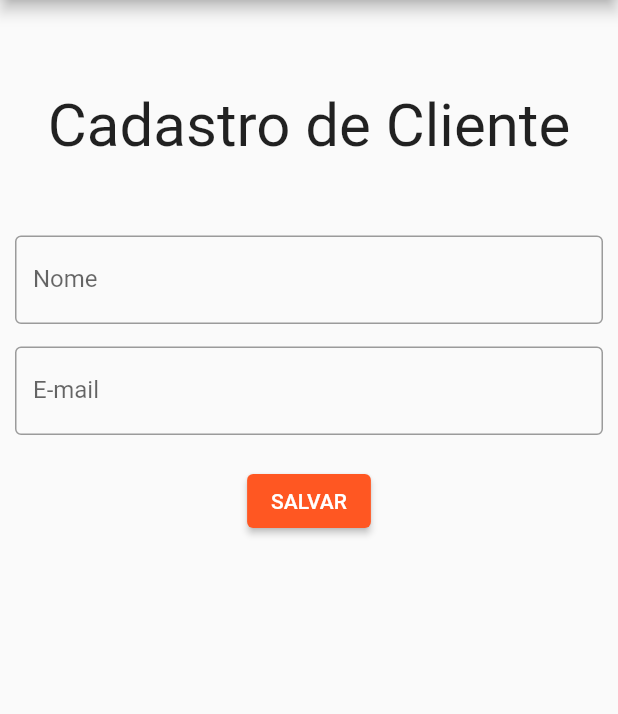
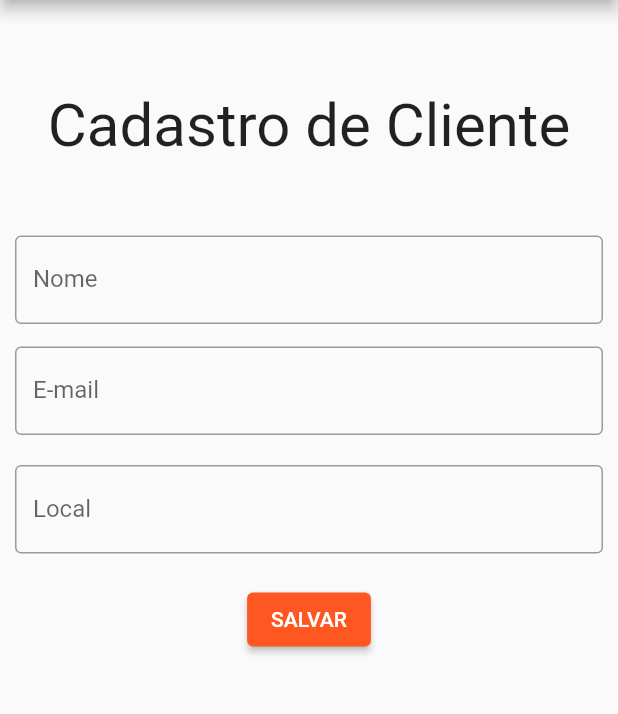
Before and after one commit to DavGuett/how_flutter, a Flutter app: the ClientRegistration screen opened by its route, on a phone screen of 412 x 824 dp, the part 84-798 px from its top. Run offline on Flutter 3.47's test engine with Material 2 defaults, Android fonts, the phone set to English and light mode, and no system bars.

Commit message:
Adicionado comentários

```diff
--- a/lib/main.dart
+++ b/lib/main.dart
@@ -18,6 +18,7 @@ class MyApp extends StatelessWidget {
       theme: ThemeData(
         primarySwatch: Colors.deepOrange,
       ),
+      // Criação das rotas direto no arquivo de inicialização do programa
       initialRoute: '/',
       routes: {
         '/': (context) => Home(),
--- a/lib/views/client_registration.dart
+++ b/lib/views/client_registration.dart
@@ -59,6 +59,18 @@ class _ClientRegistrationState extends State<ClientRegistration> {
             const SizedBox(
               height: 20,
             ),
+            TextField(
+              onChanged: (text){
+                clienteLocal = text;
+              },
+              decoration: const InputDecoration(
+                  labelText: "Local",
+                  border: OutlineInputBorder()
+              ),
+            ),
+            const SizedBox(
+              height: 20,
+            ),
             ElevatedButton(
                 onPressed: () {
                   final confirmaCadastro = SnackBar(
--- a/lib/views/home.dart
+++ b/lib/views/home.dart
@@ -3,6 +3,7 @@ import 'package:how_flutter/widgets/drawer_options.dart';
 
 class Home extends StatelessWidget {
    Home({super.key});
+   // Lista de funcionários para preencher a listagem inicialmente, já que a persistência de dados ainda não foi implementada.
   final List<String> funcionarios = <String>["David", "João", "Maria"];
 
   @override
@@ -17,6 +18,7 @@ class Home extends StatelessWidget {
         child: const Icon(Icons.add),
       ),
       body: Center(
+        // Retorna uma ListView com separador já incluso
         child: ListView.separated(
           padding: const EdgeInsets.all(8),
           itemCount: funcionarios.length,
@@ -24,10 +26,12 @@ class Home extends StatelessWidget {
             return Container(
               height: 50,
               child: Center(
+                // Widget de texto que vai pegar o conteúdo da lista de funcionários no index especificado com base na contagem de itens, que não é simplesmente o tamanho da lista de funcionários
                 child: Text("${funcionarios[index]}"),
               ),
             );
           },
+          // Construtor do separador para manter mais organizado a lista.
         separatorBuilder: (BuildContext context, int index) => const Divider(),
         ) ,
       ),
--- a/lib/widgets/drawer_options.dart
+++ b/lib/widgets/drawer_options.dart
@@ -3,6 +3,7 @@ import 'package:flutter/material.dart';
 class DrawerOptions extends StatelessWidget {
   @override
   Widget build(BuildContext context) {
+    // O Drawer é responsável por criar uma navegação com o famoso menu hamburguer, criando uma estrutura básica com links, títulos e até mesmo ícones
     return Drawer(
       child: ListView(
         padding: EdgeInsets.zero,
@@ -13,6 +14,7 @@ class DrawerOptions extends StatelessWidget {
           ListTile(
             leading: Icon(Icons.home),
             title: Text("Inicio"),
+            // Ao apertar o Tile com título de Início, o classe Navigator nativa do Flutter substitui o conteúdo do contexto (tela) pela rota especificada, definada previamente no arquivo main.dart, isso vale para todas as rotas do aplicativo
             onTap: (){
               Navigator.of(context).pushReplacementNamed('/');
             },
```
Also changed, not shown: lib/views/employee_registration.dart (+8 -0 lines).
